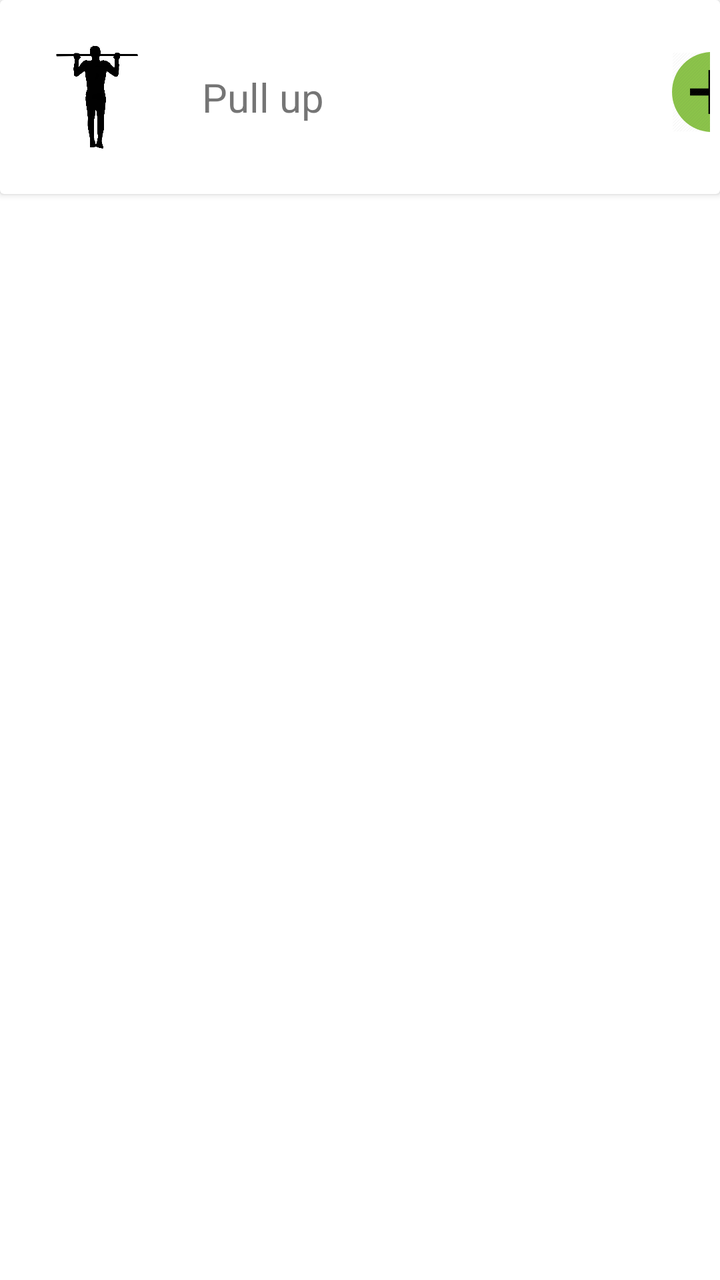
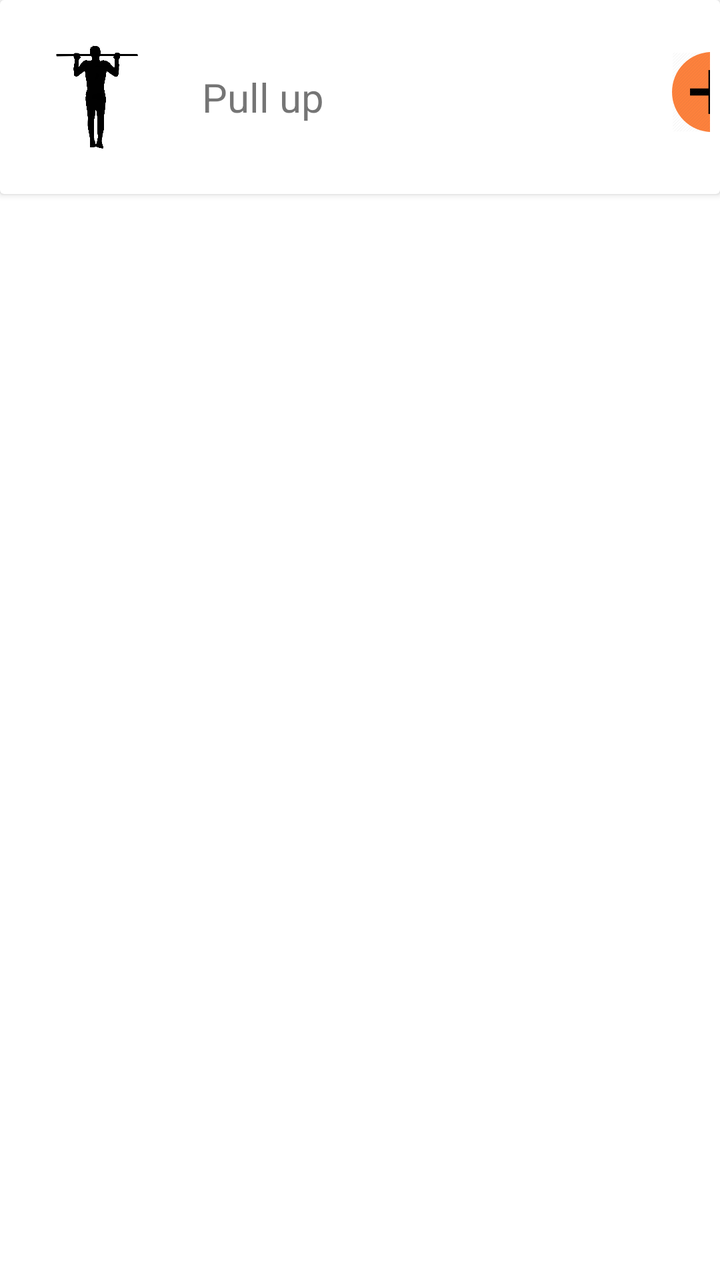

Before-and-after screenshots of an Android layout around one commit, followed by the original layout XML and the change that was made.
<!-- AndroidManifest.xml: application theme Theme.YourCali -->
<!-- res/layout/item_add_exercise_workout.xml -->
<?xml version="1.0" encoding="utf-8"?>
<LinearLayout xmlns:android="http://schemas.android.com/apk/res/android"
android:layout_width="match_parent"
android:layout_height="wrap_content"
xmlns:app="http://schemas.android.com/apk/res-auto">


<androidx.cardview.widget.CardView
    android:layout_width="match_parent"
    android:layout_height="wrap_content">


    <LinearLayout
        android:layout_width="match_parent"
        android:layout_height="wrap_content"
        android:orientation="horizontal"
        android:padding="5dp">


        <ImageView
            android:id="@+id/exerciseImage"
            android:layout_width="55dp"
            android:layout_height="55dp"
            android:layout_marginStart="16dp"
            android:layout_marginLeft="16dp"
            android:layout_marginTop="16dp"
            android:layout_marginBottom="16dp"
            app:layout_constraintBottom_toBottomOf="parent"
            app:layout_constraintStart_toStartOf="parent"
            app:layout_constraintTop_toTopOf="parent"
            app:srcCompat="@drawable/pullup"/>

        <Space
            android:layout_width="25dp"
            android:layout_height="match_parent"/>

        <LinearLayout
            android:layout_width="290dp"
            android:layout_height="65dp"
            android:orientation="horizontal"
            android:layout_gravity="center">

            <Space
                android:layout_width="wrap_content"
                android:layout_height="12dp" />


            <Space
                android:layout_width="wrap_content"
                android:layout_height="7dp" />

            <TextView
                android:id="@+id/exerciseName"
                android:layout_width="220dp"
                android:layout_height="wrap_content"
                android:text="Pull up"
                android:layout_gravity="center_vertical"
                android:textSize="20dp" />

            <ImageButton
                android:id="@+id/addExerciseButton"
                android:layout_width="40dp"
                android:layout_height="40dp"
                android:layout_centerVertical="true"
                android:layout_marginLeft="15dp"
                android:layout_marginTop="10dp"
                android:background="@drawable/roundedbutton"
                android:backgroundTint="#8BC34A"
                android:src="@drawable/plus"
                android:text="+" />


        </LinearLayout>

    </LinearLayout>

</androidx.cardview.widget.CardView>

</LinearLayout>
<!-- resources referenced by this layout -->
<resources>
  <!-- drawable plus (drawable) -->
  <?xml version="1.0" encoding="utf-8"?>
  <layer-list xmlns:android="http://schemas.android.com/apk/res/android">
  
      <item
          android:id="@+id/half_overlay"
          android:drawable="@drawable/pulsantepiu"
          android:width="40dp"
          android:height="40dp"
          />
  
  </layer-list>
  <!-- drawable pullup: png bitmap (drawable, 126134 bytes) -->
  <!-- drawable roundedbutton (drawable) -->
  <?xml version="1.0" encoding="utf-8"?>
  <shape xmlns:android="http://schemas.android.com/apk/res/android"
      android:shape="oval">
      <solid android:color="@color/Cranberry" />
  </shape>
  <style name="Theme.YourCali" parent="Theme.MaterialComponents.DayNight.NoActionBar">
          
          <item name="colorPrimary">@color/purple_500</item>
          <item name="colorPrimaryVariant">@color/purple_700</item>
          <item name="colorOnPrimary">@color/white</item>
          
          <item name="colorSecondary">@color/teal_200</item>
          <item name="colorSecondaryVariant">@color/teal_700</item>
          <item name="colorOnSecondary">@color/black</item>
          
          <item name="android:statusBarColor">@color/DarkCranberry</item>
          
      </style>
  <!-- drawable pulsantepiu: png bitmap (drawable, 2782 bytes) -->
  <color name="Cranberry">#9F000F</color>
  <color name="purple_500">#FF6200EE</color>
  <color name="purple_700">#FF3700B3</color>
  <color name="white">#FFFFFFFF</color>
  <color name="teal_200">#FF03DAC5</color>
  <color name="teal_700">#FF018786</color>
  <color name="black">#FF000000</color>
  <color name="DarkCranberry">#FF7A020E</color>
</resources>

<!-- the commit's change to res/layout/item_add_exercise_workout.xml (unified diff, before → after) -->
@@ -65,7 +65,7 @@ xmlns:app="http://schemas.android.com/apk/res-auto">
                 android:layout_marginLeft="15dp"
                 android:layout_marginTop="10dp"
                 android:background="@drawable/roundedbutton"
-                android:backgroundTint="#8BC34A"
+                android:backgroundTint="@color/Orange"
                 android:src="@drawable/plus"
                 android:text="+" />
 
<!-- resource entries referenced after the edit -->
@@ -1,5 +1,6 @@
 <!-- resources referenced by this layout -->
 <resources>
+  <color name="Orange">#FD813C</color>
   <!-- drawable plus (drawable) -->
   <?xml version="1.0" encoding="utf-8"?>
   <layer-list xmlns:android="http://schemas.android.com/apk/res/android">
@@ -29,7 +30,7 @@
           <item name="colorSecondaryVariant">@color/teal_700</item>
           <item name="colorOnSecondary">@color/black</item>
           
-          <item name="android:statusBarColor">@color/DarkCranberry</item>
+          <item name="android:statusBarColor">@color/DarkOrange</item>
           
       </style>
   <!-- drawable pulsantepiu: png bitmap (drawable, 2782 bytes) -->
@@ -40,6 +41,6 @@
   <color name="teal_200">#FF03DAC5</color>
   <color name="teal_700">#FF018786</color>
   <color name="black">#FF000000</color>
-  <color name="DarkCranberry">#FF7A020E</color>
+  <color name="DarkOrange">#FF6F1F</color>
 </resources>
 
